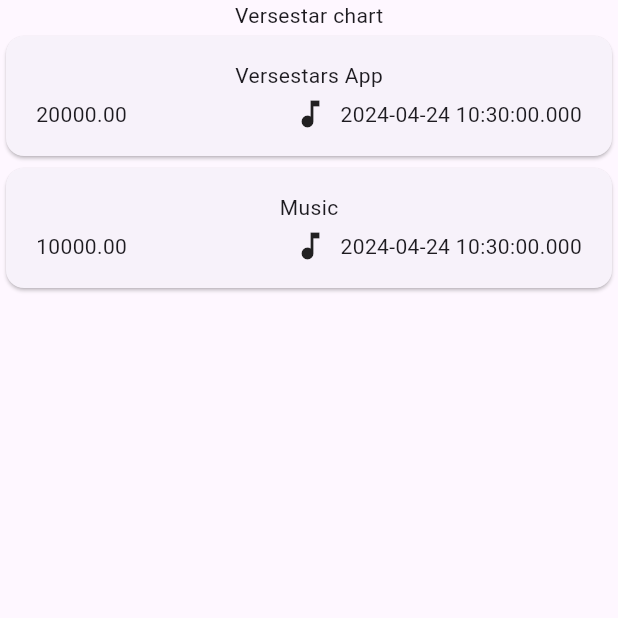
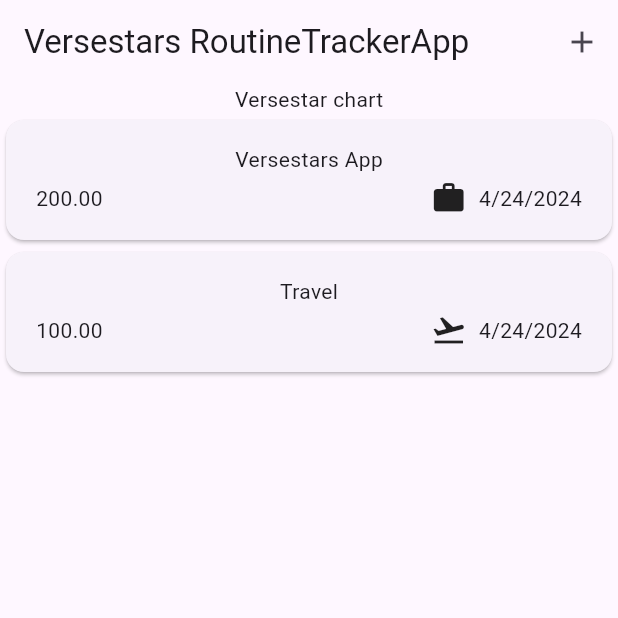
Before and after one commit to xDlamini/Flutter_expense_tracker, a Flutter app: the screen it shows after launch, on a phone screen of 412 x 824 dp, the top half of it. Run offline on Flutter 3.47's test engine with Material 3 defaults, Android fonts, the phone set to English and light mode, and no system bars.

```diff
--- a/lib/models/expense.dart
+++ b/lib/models/expense.dart
@@ -1,8 +1,22 @@
+//DEFINING DATA STRUCTURE OF THE EXPENSE OBJECT
+
+import 'package:flutter/material.dart';
+import 'package:intl/intl.dart';
 import 'package:uuid/uuid.dart';
+
+final formatter = DateFormat.yMd();
 
 const uuid = Uuid();
 
-enum Category { food, music, work, travel }
+enum Category { food, travel, leisure, work }
+
+//Icons that belong to cTEGORIES
+const categoryIcons = {
+  Category.food: Icons.lunch_dining,
+  Category.travel: Icons.flight_takeoff,
+  Category.leisure: Icons.heat_pump_rounded,
+  Category.work: Icons.work,
+};
 
 class Expense {
   Expense({
@@ -17,4 +31,8 @@ class Expense {
   final double amount;
   final DateTime date;
   final Category category;
+
+  String get formattedDate {
+    return formatter.format(date);
+  }
 }
--- a/lib/widgets/expenses.dart
+++ b/lib/widgets/expenses.dart
@@ -15,21 +15,40 @@ class _ExpensesState extends State<Expenses> {
   final List<Expense> _registeredExpenses = [
     Expense(
       title: 'Versestars App',
-      amount: 20000,
+      amount: 200,
       date: DateTime.now(),
       category: Category.work,
     ),
     Expense(
-      title: 'Music',
-      amount: 10000,
+      title: 'Travel',
+      amount: 100,
       date: DateTime.now(),
       category: Category.travel,
     ),
   ];
 
+  void _openAddExpenseOverlay() {
+    showModalBottomSheet(
+      context: context,
+      builder: (ctx) => Text('Xolile Yinja'),
+    );
+  }
+
   @override
   Widget build(BuildContext context) {
     return Scaffold(
+      appBar: AppBar(
+        title: const Text(
+          'Versestars RoutineTrackerApp',
+          style: TextStyle(),
+        ),
+        actions: [
+          IconButton(
+            onPressed: _openAddExpenseOverlay,
+            icon: const Icon(Icons.add),
+          ),
+        ],
+      ),
       body: Column(
         children: [
           const Text('Versestar chart'),
--- a/lib/widgets/expenses_list/expense_item.dart
+++ b/lib/widgets/expenses_list/expense_item.dart
@@ -27,11 +27,11 @@ class ExpenseItem extends StatelessWidget {
                   const Spacer(),
                   Row(
                     children: [
-                      const Icon(Icons.music_note),
+                      Icon(categoryIcons[expense.category]),
                       const SizedBox(
                         width: 8,
                       ),
-                      Text(expense.date.toString()),
+                      Text(expense.formattedDate),
                     ],
                   )
                 ],
--- a/pubspec.yaml
+++ b/pubspec.yaml
@@ -36,6 +36,7 @@ dependencies:
   # Use with the CupertinoIcons class for iOS style icons.
   cupertino_icons: ^1.0.6
   uuid: ^4.4.0
+  intl: ^0.19.0
 
 dev_dependencies:
   flutter_test:
```
Also changed, not shown: pubspec.lock.
